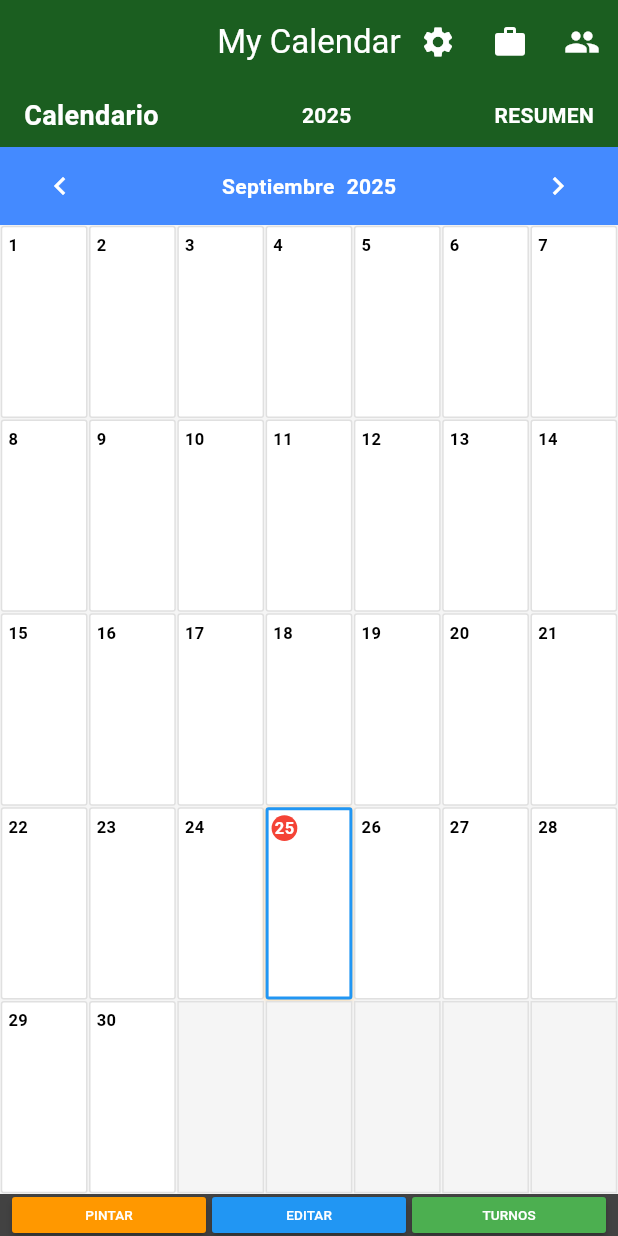
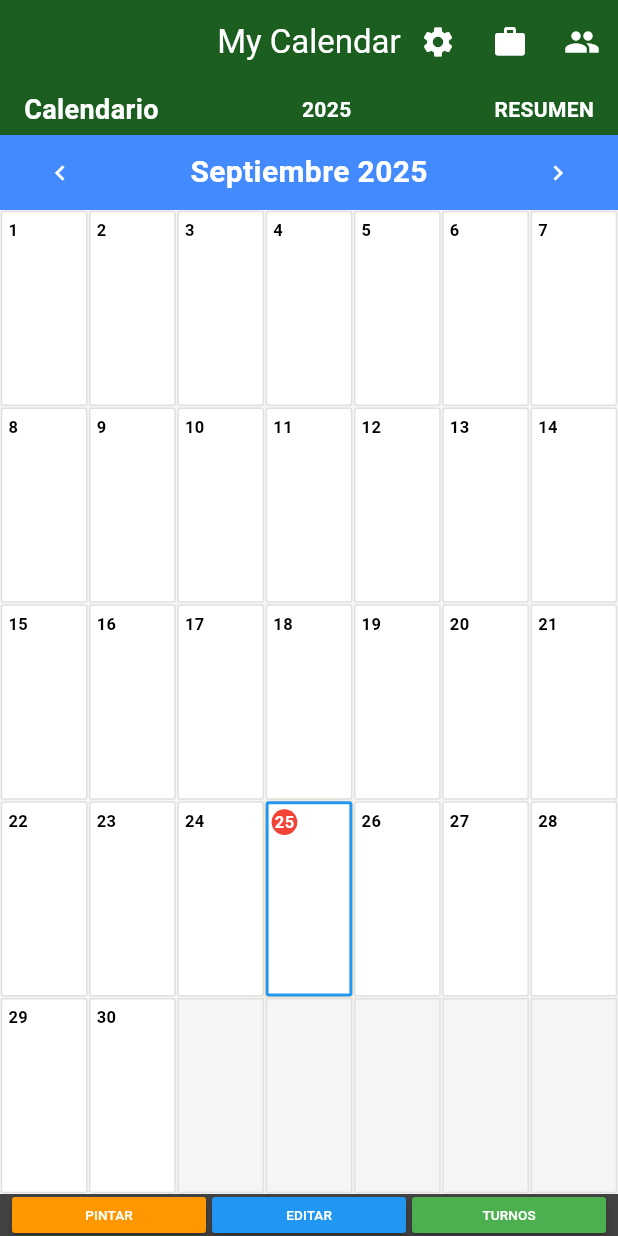
Before and after one commit to Dowhi/calendario-familiar, a Flutter app: the CalendarScreen screen opened by its route, on a phone screen of 412 x 824 dp. Run offline on Flutter 3.47's test engine with Material 3 defaults, Android fonts, the phone set to English and light mode, and no system bars; our stand-ins replace cloud_firestore, firebase_auth, firebase_core, flutter_colorpicker, flutter_local_notifications, flutter_riverpod and 9 more; accounts and stored records are empty; generated files the repository leaves out were written again.

Commit message:
MEJORAS EN HEADER DEL CALENDARIO
 **TEXTO DEL MES Y AÑO MÁS GRANDE:**
-  Tamaño de fuente aumentado de 14px a 20px
-  Texto más prominente y legible
-  Combinación de mes y año en una sola línea
-  Mantiene funcionalidad de click para ir al mes actual

 **ESPACIO VERTICAL REDUCIDO:**
-  Padding vertical del header reducido de 8px a 4px
-  Padding vertical del calendario reducido de 2px a 1px
-  Botones de navegación más compactos (32x32px)
-  Iconos de navegación reducidos de 24px a 20px
-  Padding de botones reducido para mejor aprovechamiento del espacio

 **CELDAS DEL CALENDARIO MÁS GRANDES:**
-  Más espacio disponible para las celdas del calendario
-  Mejor visibilidad de turnos y eventos
-  Interfaz más equilibrada y funcional
-  Mantiene toda la funcionalidad existente

 **RESULTADO:**
-  Header más compacto y eficiente
-  Texto del mes/año más prominente
-  Celdas del calendario más grandes y visibles
-  Mejor aprovechamiento del espacio vertical
-  Interfaz más limpia y profesional

```diff
--- a/lib/features/calendar/presentation/screens/calendar_screen.dart
+++ b/lib/features/calendar/presentation/screens/calendar_screen.dart
@@ -141,7 +141,7 @@ class _CalendarScreenState extends ConsumerState<CalendarScreen> {
 
   Widget _buildTopBar() {
     return Container(
-      padding: const EdgeInsets.symmetric(horizontal: 16, vertical: 8),
+      padding: const EdgeInsets.symmetric(horizontal: 16, vertical: 4), // Reducido de 8 a 4
       decoration: BoxDecoration(
         color: const Color(0xFF1B5E20),
         border: Border.all(color: Colors.transparent, width: 0), // Eliminar cualquier borde
@@ -193,7 +193,7 @@ class _CalendarScreenState extends ConsumerState<CalendarScreen> {
 
   Widget _buildCalendarHeader() {
     return Container(
-      padding: const EdgeInsets.symmetric(horizontal: 16, vertical: 2),
+      padding: const EdgeInsets.symmetric(horizontal: 16, vertical: 1), // Reducido de 2 a 1
       decoration: BoxDecoration(
         color: Colors.blueAccent,
         border: Border.all(color: Colors.transparent, width: 0), // Eliminar cualquier borde
@@ -207,10 +207,12 @@ class _CalendarScreenState extends ConsumerState<CalendarScreen> {
                 _focusedDay = DateTime(_focusedDay.year, _focusedDay.month - 1, 1);
               });
             },
-            icon: const Icon(Icons.chevron_left, color: Colors.white),
+            icon: const Icon(Icons.chevron_left, color: Colors.white, size: 20), // Reducido de 24 a 20
+            padding: const EdgeInsets.all(4), // Reducir padding del botón
+            constraints: const BoxConstraints(minWidth: 32, minHeight: 32), // Reducir tamaño mínimo
           ),
           const Spacer(),
-          // Título del mes (clickeable para ir al mes actual)
+          // Título del mes y año (clickeable para ir al mes actual)
           GestureDetector(
             onTap: () {
               setState(() {
@@ -218,22 +220,12 @@ class _CalendarScreenState extends ConsumerState<CalendarScreen> {
               });
             },
             child: Text(
-              _getMonthName(_focusedDay.month),
+              '${_getMonthName(_focusedDay.month)} ${_focusedDay.year}',
               style: const TextStyle(
                 color: Colors.white,
-                fontSize: 14,
+                fontSize: 20, // Aumentado de 14 a 20
                 fontWeight: FontWeight.bold,
               ),
-            ),
-          ),
-          const SizedBox(width: 8),
-          // Título del año (no clickeable)
-          Text(
-            '${_focusedDay.year}',
-            style: const TextStyle(
-              color: Colors.white,
-              fontSize: 14,
-              fontWeight: FontWeight.bold,
             ),
           ),
           const Spacer(),
@@ -244,7 +236,9 @@ class _CalendarScreenState extends ConsumerState<CalendarScreen> {
                 _focusedDay = DateTime(_focusedDay.year, _focusedDay.month + 1, 1);
               });
             },
-            icon: const Icon(Icons.chevron_right, color: Colors.white),
+            icon: const Icon(Icons.chevron_right, color: Colors.white, size: 20), // Reducido de 24 a 20
+            padding: const EdgeInsets.all(4), // Reducir padding del botón
+            constraints: const BoxConstraints(minWidth: 32, minHeight: 32), // Reducir tamaño mínimo
           ),
         ],
       ),
```
